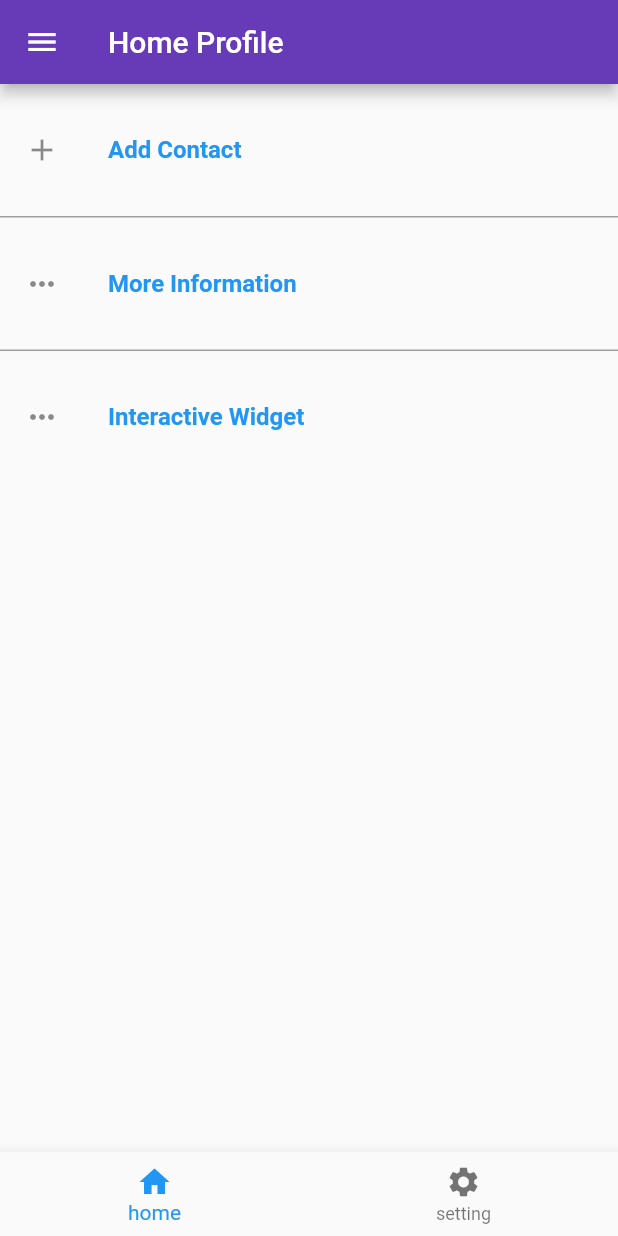
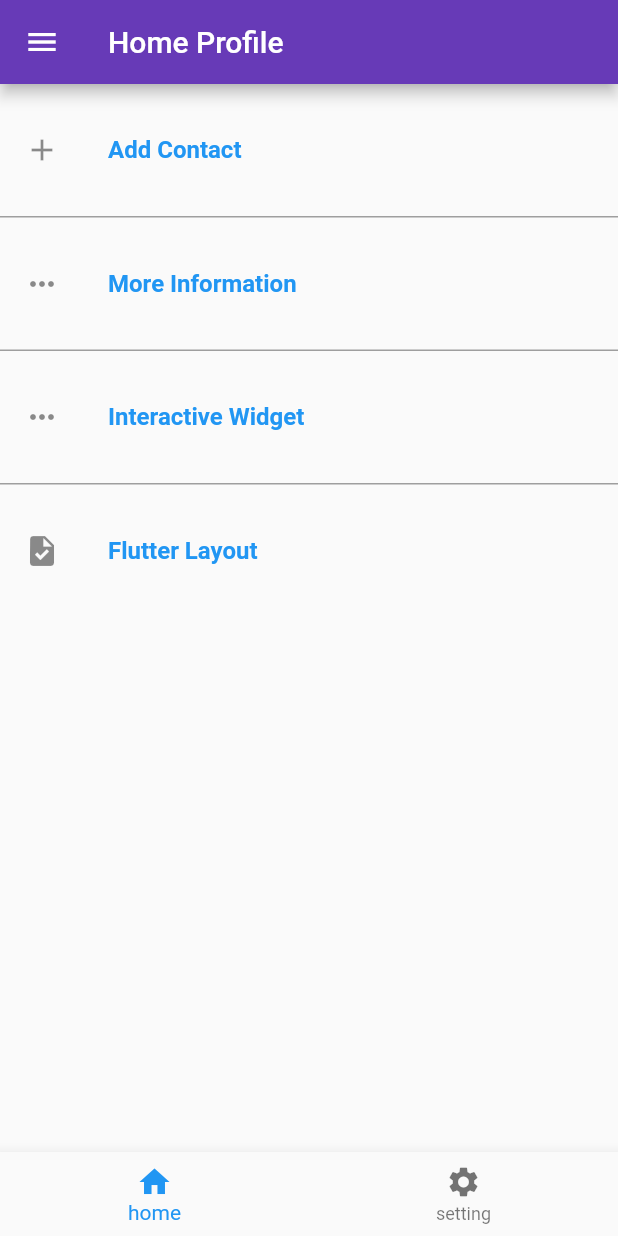
Before and after one commit to Euismutnh/Flutter_Euis-Rohimattul-M, a Flutter app: the screen it shows after launch, on a phone screen of 412 x 824 dp. Run offline on Flutter 3.47's test engine with Material 2 defaults, Android fonts, the light colour scheme and no system bars; our stand-ins replace equatable, file_picker, flutter_bloc, flutter_colorpicker.

Commit message:
Pengumpulan Tugas

```diff
--- a/lib/material_page.dart
+++ b/lib/material_page.dart
@@ -1,4 +1,5 @@
 import 'package:flutter/material.dart';
+import 'Flutter Layout/flutter_layout.dart';
 import 'Praktikum Asset/Soal Praktikum 1/soal_praktikum1.dart';
 import 'Praktikum_Advance/soal_prioritas1.dart';
 import 'Praktikum_Advance/soal_prioritas2_explorasi.dart';
@@ -172,6 +173,32 @@ class HomePage extends StatelessWidget {
               ));
             },
           ),
+          const SizedBox(
+            height: 1.0,
+            width: double.infinity,
+            child: DecoratedBox(
+              decoration: BoxDecoration(
+                color: Colors.grey,
+              ),
+            ),
+          ),
+          ListTile(
+            contentPadding: const EdgeInsets.all(16.0),
+            title: const Text(
+              'Flutter Layout',
+              style: TextStyle(
+                fontSize: 16.0,
+                fontWeight: FontWeight.bold,
+                color: Colors.blue,
+              ),
+            ),
+            leading: const Icon(Icons.task),
+            onTap: () {
+              Navigator.of(context).push(MaterialPageRoute(
+                builder: (context) => const FlutterLayoutPage(),
+              ));
+            },
+          ),
         ],
       ),
       bottomNavigationBar: BottomNavigationBar(items: const [
```
Also changed, not shown: lib/Flutter Layout/flutter_layout.dart (added, +51 -0 lines).
